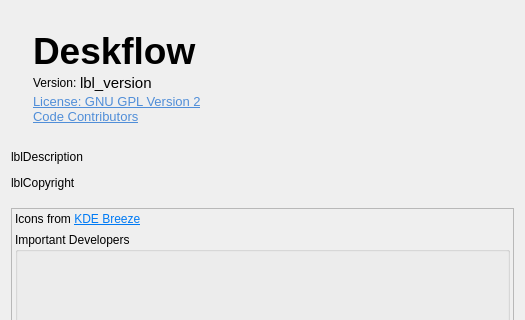
This is synergy/src/lib/gui/dialogs/AboutDialog.ui in Tupig/Tupig_synergy as Qt 5 draws it before an edit; both pictures show x 0 to 525 and y 0 to 320 of the 525 by 600 pixel window. The edited form follows.
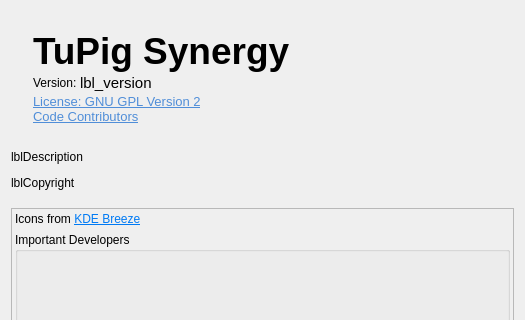
This is the edited form. Icons and pictures are not drawn.

Patch:
```diff
--- a/synergy/src/lib/gui/dialogs/AboutDialog.ui
+++ b/synergy/src/lib/gui/dialogs/AboutDialog.ui
@@ -105,7 +105,7 @@
          </font>
         </property>
         <property name="text">
-         <string notr="true">Deskflow</string>
+         <string notr="true">TuPig Synergy</string>
         </property>
         <property name="scaledContents">
          <bool>false</bool>
```
Left out of the diff: 2 changed lines with no effect on the pictures.
